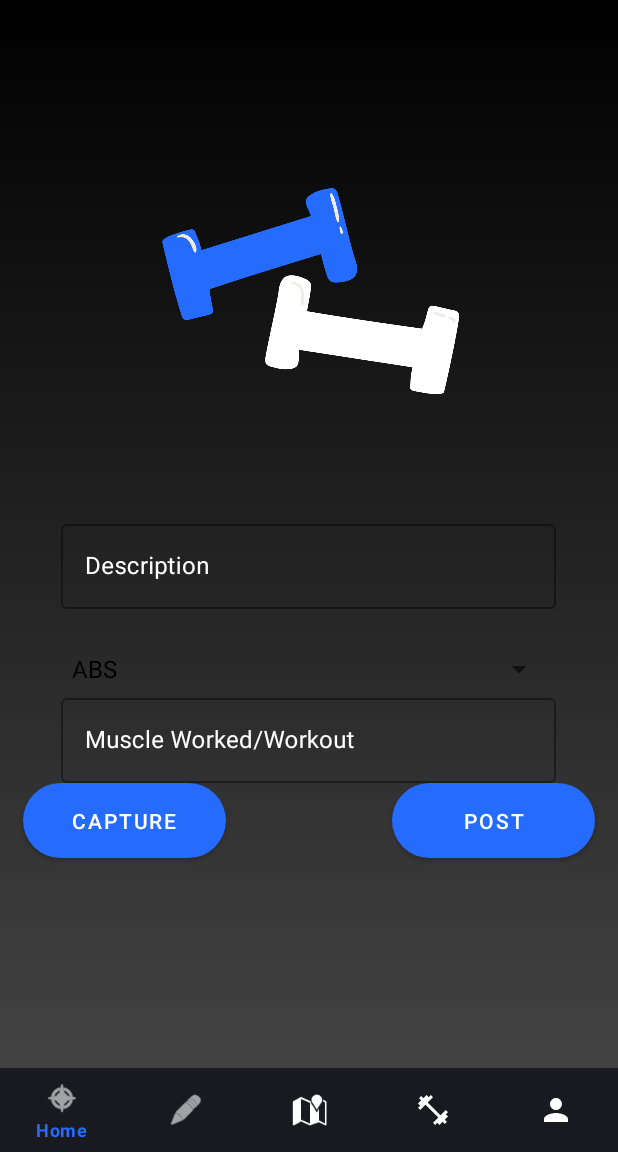
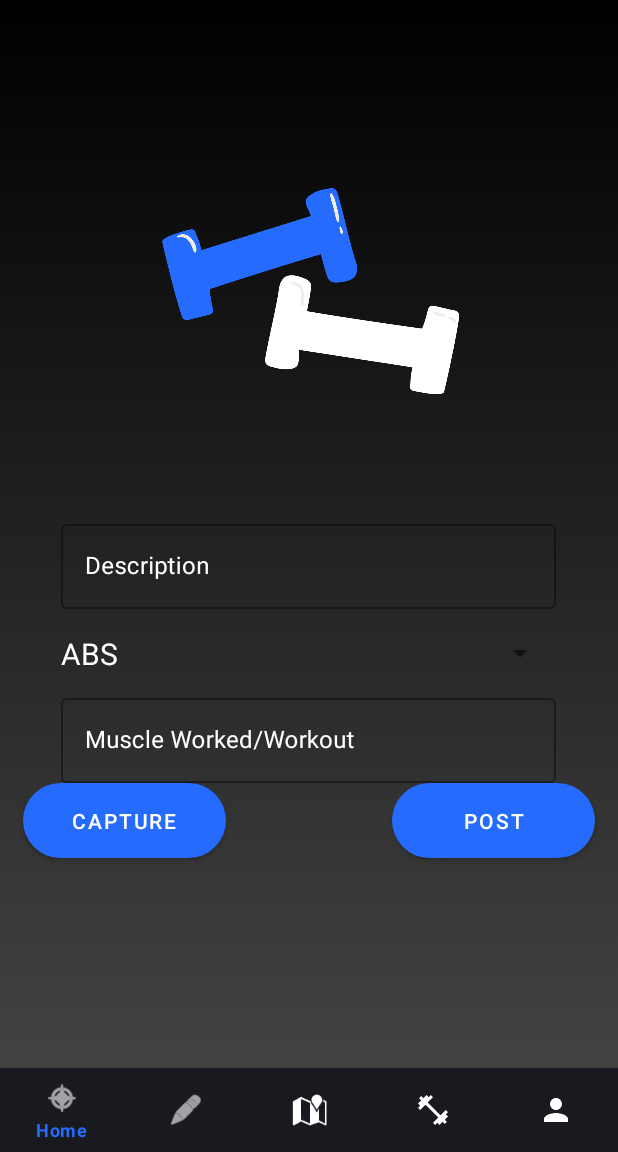
Before and after one commit to neongreen242/Gymrats, an Android app: the fragment ComposeFragment placed in its activity, on a phone screen of 412 x 824 dp, the part 84-1236 px from its top. Run offline under Robolectric (Android 15) with nearby library versions, the phone set to English and light mode, and no system bars; libraries missing offline, so code that uses them is left out: com.parse; pictures from the network do not load; Roboto replaces fonts that are not available here; 5 statements that could not run were skipped.

Commit message:
Added all the categories to my filter, missing to add clustering by time

```diff
--- a/app/src/main/java/com/example/gymrats/MainActivity.java
+++ b/app/src/main/java/com/example/gymrats/MainActivity.java
@@ -41,6 +41,7 @@ import java.util.List;
 
 public class MainActivity extends AppCompatActivity {
 
+    protected Button btnFilter;
     protected ImageButton btnLogout;
     public static final String TAG = "TAG";
     private BottomNavigationView bottomNavigationView;
@@ -52,6 +53,7 @@ public class MainActivity extends AppCompatActivity {
         setContentView(R.layout.activity_main);
 
         btnLogout = findViewById(R.id.logout);
+        btnFilter = findViewById(R.id.btnFilter);
         bottomNavigationView = findViewById(R.id.bottomNavigation);
 
         //Logouts user from the main platform
@@ -72,26 +74,31 @@ public class MainActivity extends AppCompatActivity {
                     case R.id.action_home:
                         Toast.makeText(MainActivity.this, "Home!!", Toast.LENGTH_SHORT).show();
                         fragment = new HomeFragment();
+                        btnFilter.setVisibility(bottomNavigationView.VISIBLE);
 
                         break;
                     case R.id.action_compose:
                         Toast.makeText(MainActivity.this, "Compose!!", Toast.LENGTH_SHORT).show();
+                        fragment = new ComposeFragment();
+                        btnFilter.setVisibility(bottomNavigationView.GONE);
 
-                        fragment = new ComposeFragment();
                         break;
                     case R.id.action_gyms:
                         Toast.makeText(MainActivity.this, "Gyms!!", Toast.LENGTH_SHORT).show();
                         fragment = new MapFragment();
+                        btnFilter.setVisibility(bottomNavigationView.GONE);
 
                         break;
                     case R.id.action_exercise:
                         Toast.makeText(MainActivity.this, "Exercise!!", Toast.LENGTH_SHORT).show();
                         fragment = new CategoryFragment();
+                        btnFilter.setVisibility(bottomNavigationView.GONE);
 
                         break;
                     case R.id.action_profile:
                         Toast.makeText(MainActivity.this, "Profile!!", Toast.LENGTH_SHORT).show();
                         fragment = new ProfileFragment();
+                        btnFilter.setVisibility(bottomNavigationView.GONE);
 
                         break;
 
--- a/app/src/main/java/com/example/gymrats/fragments/ComposeFragment.java
+++ b/app/src/main/java/com/example/gymrats/fragments/ComposeFragment.java
@@ -87,7 +87,7 @@ public class ComposeFragment extends Fragment {
 
 
         //Sets the list array into the spinner dropdown
-        ArrayAdapter<String> adapter = new ArrayAdapter<String>(getActivity(), androidx.constraintlayout.widget.R.layout.support_simple_spinner_dropdown_item ,CATEGORY_LIST);
+        ArrayAdapter<String> adapter = new ArrayAdapter<String>(getActivity(), R.layout.spinner_view ,CATEGORY_LIST);
         adapter.setDropDownViewResource(androidx.constraintlayout.widget.R.layout.support_simple_spinner_dropdown_item);
         workoutTag.setAdapter(adapter);
 
--- a/app/src/main/res/layout/fragment_compose.xml
+++ b/app/src/main/res/layout/fragment_compose.xml
@@ -102,6 +102,8 @@
         android:layout_height="wrap_content"
         android:layout_marginStart="40dp"
         android:layout_marginTop="16dp"
+        android:layout_marginEnd="41dp"
+        app:layout_constraintEnd_toEndOf="parent"
         app:layout_constraintStart_toStartOf="parent"
         app:layout_constraintTop_toBottomOf="@+id/outlinedTextField" />
 
--- /dev/null
+++ b/app/src/main/res/layout/spinner_view.xml
@@ -0,0 +1,7 @@
+<?xml version="1.0" encoding="utf-8"?>
+<TextView xmlns:android="http://schemas.android.com/apk/res/android"
+    android:layout_width="match_parent"
+    android:layout_height="wrap_content"
+    android:text="Choose Tag"
+    android:textColor="#FFFFFF"
+    android:textSize="20sp" />
```
Also changed, not shown: app/src/main/java/com/example/gymrats/fragments/HomeFragment.java (+5 -2 lines).
